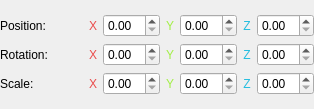
Natches/Drakkar-Engine, file Projects/DrakEditor/Forms/transformwidget.ui: the form before one commit.
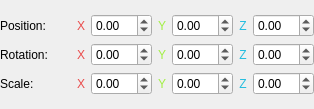
The form after the commit.

What changed in the file:
```diff
--- a/Projects/DrakEditor/Forms/transformwidget.ui
+++ b/Projects/DrakEditor/Forms/transformwidget.ui
@@ -319,6 +319,12 @@
              <verstretch>0</verstretch>
             </sizepolicy>
            </property>
+           <property name="minimum">
+            <double>-99.000000000000000</double>
+           </property>
+           <property name="maximum">
+            <double>99.000000000000000</double>
+           </property>
           </widget>
          </item>
          <item>
@@ -568,6 +574,12 @@
              <verstretch>0</verstretch>
             </sizepolicy>
            </property>
+           <property name="minimum">
+            <double>-99.000000000000000</double>
+           </property>
+           <property name="maximum">
+            <double>99.000000000000000</double>
+           </property>
           </widget>
          </item>
          <item>
@@ -817,6 +829,12 @@
              <verstretch>0</verstretch>
             </sizepolicy>
            </property>
+           <property name="minimum">
+            <double>-99.000000000000000</double>
+           </property>
+           <property name="maximum">
+            <double>99.000000000000000</double>
+           </property>
           </widget>
          </item>
         </layout>
@@ -1070,6 +1088,12 @@
              <verstretch>0</verstretch>
             </sizepolicy>
            </property>
+           <property name="minimum">
+            <double>-99.000000000000000</double>
+           </property>
+           <property name="maximum">
+            <double>99.000000000000000</double>
+           </property>
           </widget>
          </item>
          <item>
@@ -1319,6 +1343,12 @@
              <verstretch>0</verstretch>
             </sizepolicy>
            </property>
+           <property name="minimum">
+            <double>-99.000000000000000</double>
+           </property>
+           <property name="maximum">
+            <double>99.000000000000000</double>
+           </property>
           </widget>
          </item>
          <item>
@@ -1568,6 +1598,12 @@
              <verstretch>0</verstretch>
             </sizepolicy>
            </property>
+           <property name="minimum">
+            <double>-99.000000000000000</double>
+           </property>
+           <property name="maximum">
+            <double>99.000000000000000</double>
+           </property>
           </widget>
          </item>
         </layout>
@@ -1821,6 +1857,12 @@
              <verstretch>0</verstretch>
             </sizepolicy>
            </property>
+           <property name="minimum">
+            <double>-99.000000000000000</double>
+           </property>
+           <property name="maximum">
+            <double>99.000000000000000</double>
+           </property>
           </widget>
          </item>
          <item>
@@ -2070,6 +2112,12 @@
              <verstretch>0</verstretch>
             </sizepolicy>
            </property>
+           <property name="minimum">
+            <double>-99.000000000000000</double>
+           </property>
+           <property name="maximum">
+            <double>99.000000000000000</double>
+           </property>
           </widget>
          </item>
          <item>
@@ -2319,6 +2367,12 @@
              <verstretch>0</verstretch>
             </sizepolicy>
            </property>
+           <property name="minimum">
+            <double>-99.000000000000000</double>
+           </property>
+           <property name="maximum">
+            <double>99.000000000000000</double>
+           </property>
           </widget>
          </item>
         </layout>
```
